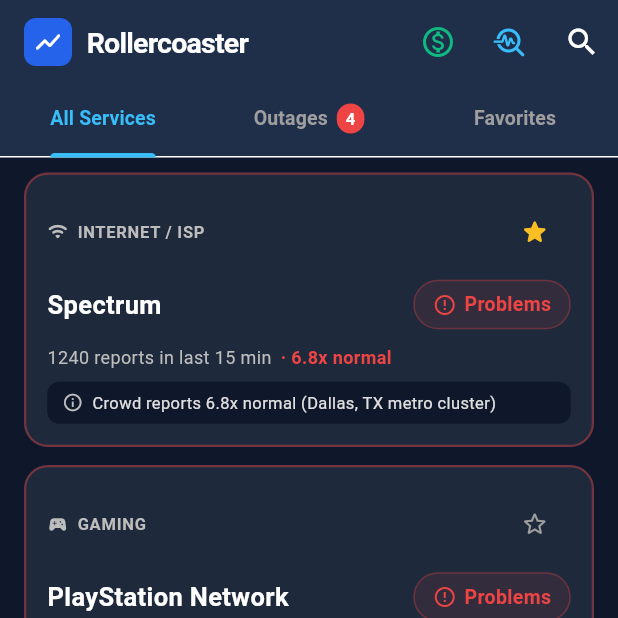
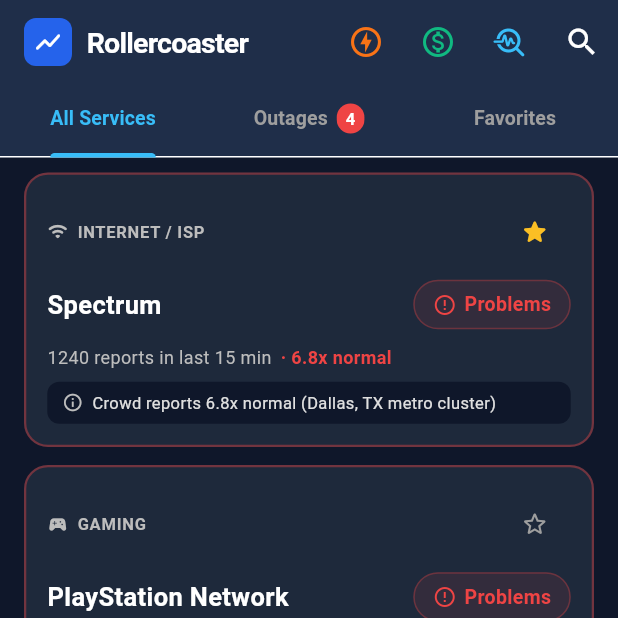
Before and after one commit to ASeanChronous/rollercoaster, a Flutter app: the screen it shows after launch, scrolled down 391 dp, after a tap on the "star border" icon, on a phone screen of 412 x 824 dp, the top half of it. Run offline on Flutter 3.47's test engine with Material 3 defaults, Android fonts, the phone set to English and light mode, and no system bars; our stand-ins replace fl_chart, flutter_map, latlong2, shared_preferences; network calls fail; Roboto replaces fonts that are missing (Segoe UI).

Commit message:
Add Emergency Low-Data and Offline Fallback with offline cache, SMS reporting, and recovery guide

```diff
--- a/mobile/lib/models/service_model.dart
+++ b/mobile/lib/models/service_model.dart
@@ -104,6 +104,22 @@ class ServiceSummary {
       etaAt: (json['etaAt'] as num?)?.toInt(),
       inheritedOnly: json['inheritedOnly'] as bool?,
     );
+  }
+
+  Map<String, dynamic> toJson() {
+    return {
+      'slug': slug,
+      'name': name,
+      'category': category,
+      'level': level.name,
+      'current': current,
+      'baseline': baseline,
+      'ratio': ratio,
+      'reasons': reasons,
+      'officialMessage': officialMessage,
+      'etaAt': etaAt,
+      'inheritedOnly': inheritedOnly,
+    };
   }
 }
 
@@ -219,6 +235,22 @@ class StatusResult {
       inheritedOnly: json['inheritedOnly'] as bool?,
     );
   }
+
+  Map<String, dynamic> toJson() {
+    return {
+      'level': level.name,
+      'confidence': confidence,
+      'current': current,
+      'baseline': baseline,
+      'ratio': ratio,
+      'reasons': reasons,
+      'sourcesReporting': sourcesReporting,
+      'sourcesTotal': sourcesTotal,
+      'officialMessage': officialMessage,
+      'etaAt': etaAt,
+      'inheritedOnly': inheritedOnly,
+    };
+  }
 }
 
 class ReportCurvePoint {
--- a/mobile/lib/providers/app_state.dart
+++ b/mobile/lib/providers/app_state.dart
@@ -14,6 +14,7 @@ class AppState extends ChangeNotifier {
   String? _zip;
   String? _state;
   bool _isLoading = false;
+  bool _isOffline = false;
   String? _errorMessage;
   List<ServiceSummary> _services = [];
   List<WeatherAlert> _weatherAlerts = [];
@@ -33,6 +34,8 @@ class AppState extends ChangeNotifier {
   String? get zip => _zip;
   String? get state => _state;
   bool get isLoading => _isLoading;
+  bool get isOffline => _isOffline;
+  DateTime? get lastCachedTime => storage.lastCachedTime;
   String? get errorMessage => _errorMessage;
   List<WeatherAlert> get weatherAlerts => _weatherAlerts;
 
@@ -132,8 +135,16 @@ class AppState extends ChangeNotifier {
       ]);
       _services = results[0] as List<ServiceSummary>;
       _weatherAlerts = results[1] as List<WeatherAlert>;
+      _isOffline = false;
+      await storage.cacheServices(_services);
     } catch (e) {
-      _errorMessage = 'Could not load service status';
+      final cached = storage.getCachedServices();
+      if (cached != null && cached.isNotEmpty) {
+        _services = cached;
+        _isOffline = true;
+      } else {
+        _errorMessage = 'Could not load service status';
+      }
     } finally {
       _isLoading = false;
       notifyListeners();
--- a/mobile/lib/screens/home_screen.dart
+++ b/mobile/lib/screens/home_screen.dart
@@ -8,6 +8,7 @@ import '../widgets/service_card.dart';
 import 'report_screen.dart';
 import 'diagnostics_screen.dart';
 import 'bill_credit_screen.dart';
+import 'emergency_guide_screen.dart';
 import '../widgets/weather_alert_banner.dart';
 
 class HomeScreen extends StatefulWidget {
@@ -80,6 +81,16 @@ class _HomeScreenState extends State<HomeScreen> with SingleTickerProviderStateM
                 ],
               ),
         actions: [
+          IconButton(
+            tooltip: 'Emergency Offline Guide',
+            icon: const Icon(Icons.offline_bolt_outlined, color: Color(0xFFF97316)),
+            onPressed: () {
+              Navigator.push(
+                context,
+                MaterialPageRoute(builder: (_) => const EmergencyGuideScreen()),
+              );
+            },
+          ),
           IconButton(
             tooltip: 'ISP Bill Credit Claimer',
             icon: const Icon(Icons.monetization_on_outlined, color: Color(0xFF10B981)),
@@ -177,6 +188,37 @@ class _HomeScreenState extends State<HomeScreen> with SingleTickerProviderStateM
             child: Column(
               crossAxisAlignment: CrossAxisAlignment.start,
               children: [
+                if (state.isOffline)
+                  Container(
+                    margin: const EdgeInsets.symmetric(horizontal: 16, vertical: 6),
+                    padding: const EdgeInsets.symmetric(horizontal: 12, vertical: 8),
+                    decoration: BoxDecoration(
+                      color: const Color(0xFFEA580C).withValues(alpha: 0.18),
+                      borderRadius: BorderRadius.circular(10),
+                      border: Border.all(color: const Color(0xFFEA580C).withValues(alpha: 0.6)),
+                    ),
+                    child: Row(
+                      children: [
+                        const Icon(Icons.wifi_off_rounded, color: Color(0xFFFB923C), size: 16),
+                        const SizedBox(width: 8),
+                        Expanded(
+                          child: Text(
+                            'Offline Mode: Showing cached data${state.lastCachedTime != null ? " (${state.lastCachedTime!.hour}:${state.lastCachedTime!.minute.toString().padLeft(2, '0')})" : ""}.',
+                            style: const TextStyle(color: Colors.white, fontSize: 11.5),
+                          ),
+                        ),
+                        InkWell(
+                          onTap: () {
+                            Navigator.push(
+                              context,
+                              MaterialPageRoute(builder: (_) => const EmergencyGuideScreen()),
+                            );
+                          },
+                          child: const Text('Guide', style: TextStyle(color: Color(0xFF38BDF8), fontSize: 11.5, fontWeight: FontWeight.bold)),
+                        ),
+                      ],
+                    ),
+                  ),
                 const LocationBar(),
                 InkWell(
                   onTap: () {
--- a/mobile/lib/screens/report_screen.dart
+++ b/mobile/lib/screens/report_screen.dart
@@ -1,5 +1,6 @@
 import 'package:flutter/material.dart';
 import 'package:provider/provider.dart';
+import 'package:url_launcher/url_launcher.dart';
 import '../providers/app_state.dart';
 import '../constants/app_constants.dart';
 
@@ -35,6 +36,19 @@ class _ReportScreenState extends State<ReportScreen> {
     _zipController.dispose();
     _commentController.dispose();
     super.dispose();
+  }
+
+  Future<void> _sendSmsReport() async {
+    final serviceName = _selectedSlug ?? 'Unknown Service';
+    final zip = _zipController.text.trim();
+    final problem = AppConstants.problemLabels[_selectedProblem] ?? _selectedProblem;
+    final comment = _commentController.text.trim();
+
+    final body = 'ROLLERCOASTER REPORT: $serviceName (ZIP: ${zip.isEmpty ? "Unknown" : zip}) - Issue: $problem${comment.isNotEmpty ? " Note: $comment" : ""}';
+    final uri = Uri.parse('sms:?body=${Uri.encodeComponent(body)}');
+    if (await canLaunchUrl(uri)) {
+      await launchUrl(uri);
+    }
   }
 
   Future<void> _submit() async {
@@ -267,6 +281,24 @@ class _ReportScreenState extends State<ReportScreen> {
                       ),
               ),
             ),
+            const SizedBox(height: 12),
+            SizedBox(
+              width: double.infinity,
+              height: 48,
+              child: OutlinedButton.icon(
+                style: OutlinedButton.styleFrom(
+                  side: const BorderSide(color: Color(0xFF334155)),
+                  shape: RoundedRectangleBorder(borderRadius: BorderRadius.circular(12)),
+                ),
+                icon: const Icon(Icons.sms_outlined, color: Color(0xFF38BDF8), size: 18),
+                label: const Text(
+                  'No Internet? Send Report via SMS',
+                  style: TextStyle(color: Color(0xFF38BDF8), fontSize: 13, fontWeight: FontWeight.bold),
+                ),
+                onPressed: _sendSmsReport,
+              ),
+            ),
+            const SizedBox(height: 24),
           ],
         ),
       ),
--- a/mobile/lib/services/storage_service.dart
+++ b/mobile/lib/services/storage_service.dart
@@ -2,6 +2,7 @@ import 'dart:convert';
 import 'package:shared_preferences/shared_preferences.dart';
 import 'package:uuid/uuid.dart';
 import '../models/watchlist_model.dart';
+import '../models/service_model.dart';
 
 class StorageService {
   static const String _keyBaseUrl = 'api_base_url';
@@ -10,6 +11,8 @@ class StorageService {
   static const String _keyState = 'saved_state';
   static const String _keyFavorites = 'favorite_services';
   static const String _keyWatchlist = 'watchlist_locations';
+  static const String _keyCachedServices = 'cached_services_data';
+  static const String _keyCachedTimestamp = 'cached_services_timestamp';
 
   late SharedPreferences _prefs;
 
@@ -107,4 +110,26 @@ class StorageService {
     final strings = list.map((l) => json.encode(l.toJson())).toList();
     await _prefs.setStringList(_keyWatchlist, strings);
   }
+
+  Future<void> cacheServices(List<ServiceSummary> services) async {
+    final list = services.map((s) => s.toJson()).toList();
+    await _prefs.setString(_keyCachedServices, json.encode(list));
+    await _prefs.setInt(_keyCachedTimestamp, DateTime.now().millisecondsSinceEpoch);
+  }
+
+  List<ServiceSummary>? getCachedServices() {
+    final raw = _prefs.getString(_keyCachedServices);
+    if (raw == null || raw.isEmpty) return null;
+    try {
+      final list = json.decode(raw) as List<dynamic>;
+      return list.map((item) => ServiceSummary.fromJson(item as Map<String, dynamic>)).toList();
+    } catch (_) {
+      return null;
+    }
+  }
+
+  DateTime? get lastCachedTime {
+    final ts = _prefs.getInt(_keyCachedTimestamp);
+    return ts != null ? DateTime.fromMillisecondsSinceEpoch(ts) : null;
+  }
 }
--- a/mobile/pubspec.yaml
+++ b/mobile/pubspec.yaml
@@ -42,6 +42,7 @@ dependencies:
   uuid: ^4.6.0
   flutter_map: ^8.3.2
   latlong2: ^0.10.1
+  url_launcher: ^6.3.3
 
 dev_dependencies:
   flutter_test:
```
Also changed, not shown: mobile/lib/screens/emergency_guide_screen.dart (added, +345 -0 lines), mobile/pubspec.lock, 5 other files.
